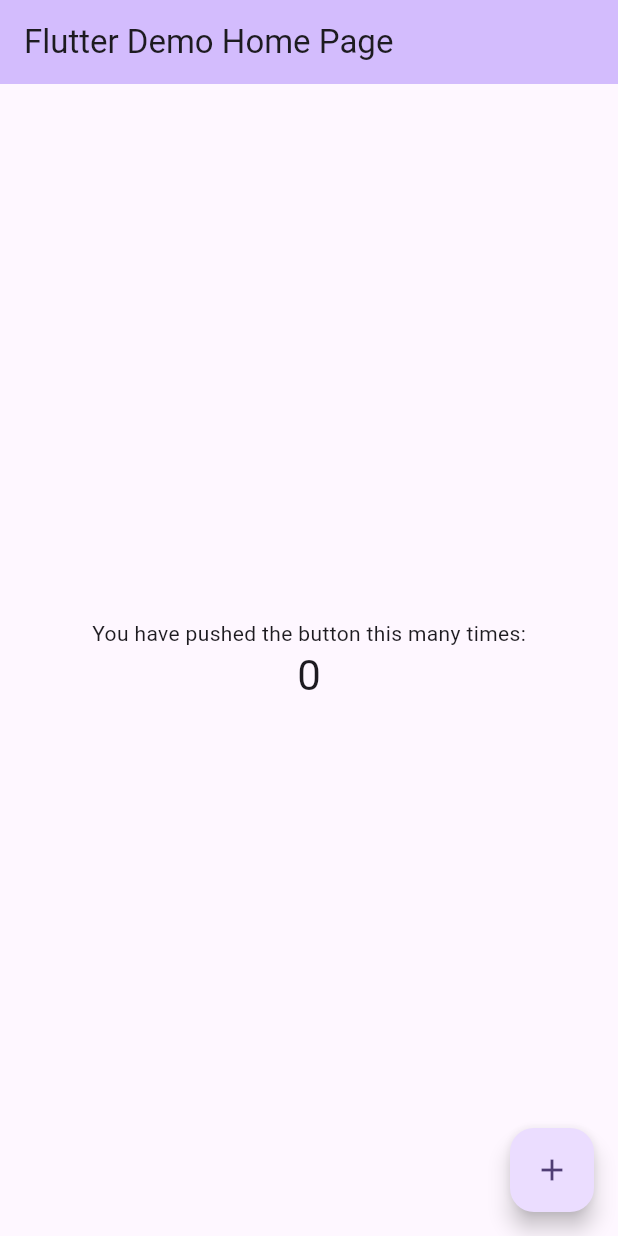
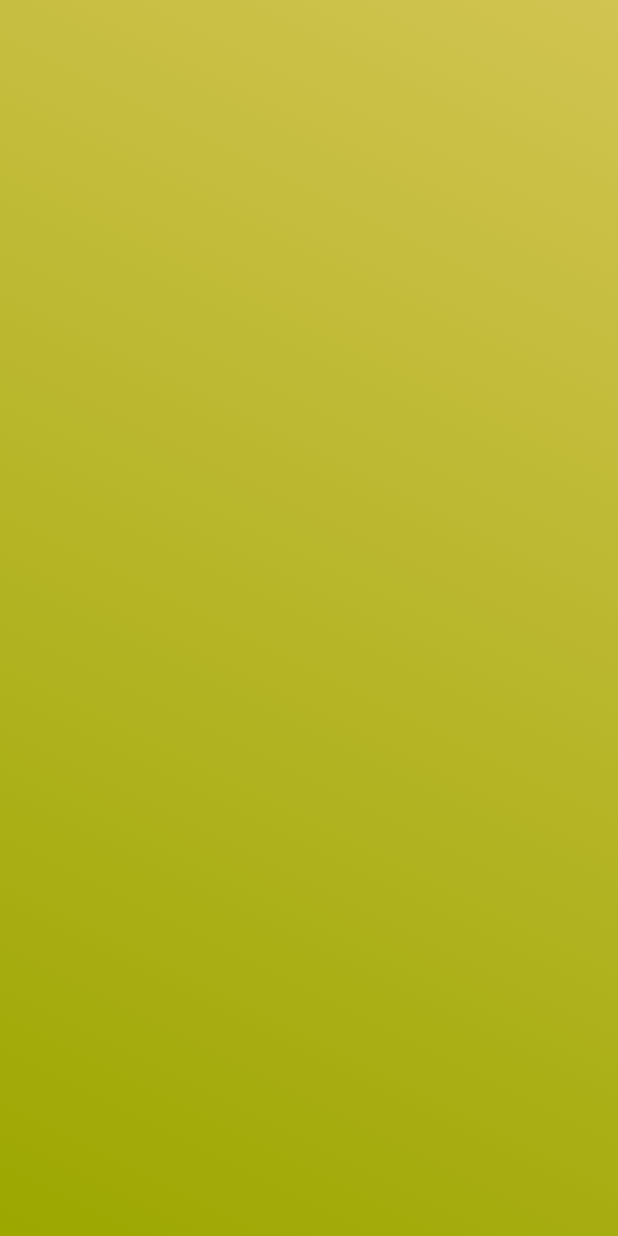
Before and after one commit to Codebox124/Opay_clone-UI, a Flutter app: the screen it shows after launch, on a phone screen of 412 x 824 dp. Run offline on Flutter 3.47's test engine with Material 2 defaults, Android fonts, the phone set to English and light mode, and no system bars.

Commit message:
added onboardScreen

```diff
--- a/lib/main.dart
+++ b/lib/main.dart
@@ -1,125 +1,23 @@
 import 'package:flutter/material.dart';
+import 'package:nexuz/screens/onboard_screen.dart';
 
 void main() {
   runApp(const MyApp());
 }
 
-class MyApp extends StatelessWidget {
+class MyApp extends StatefulWidget {
   const MyApp({super.key});
 
-  // This widget is the root of your application.
+  @override
+  State<MyApp> createState() => _MyAppState();
+}
+
+class _MyAppState extends State<MyApp> {
   @override
   Widget build(BuildContext context) {
-    return MaterialApp(
-      title: 'Flutter Demo',
-      theme: ThemeData(
-        // This is the theme of your application.
-        //
-        // TRY THIS: Try running your application with "flutter run". You'll see
-        // the application has a blue toolbar. Then, without quitting the app,
-        // try changing the seedColor in the colorScheme below to Colors.green
-        // and then invoke "hot reload" (save your changes or press the "hot
-        // reload" button in a Flutter-supported IDE, or press "r" if you used
-        // the command line to start the app).
-        //
-        // Notice that the counter didn't reset back to zero; the application
-        // state is not lost during the reload. To reset the state, use hot
-        // restart instead.
-        //
-        // This works for code too, not just values: Most code changes can be
-        // tested with just a hot reload.
-        colorScheme: ColorScheme.fromSeed(seedColor: Colors.deepPurple),
-        useMaterial3: true,
-      ),
-      home: const MyHomePage(title: 'Flutter Demo Home Page'),
+    return const MaterialApp(
+      debugShowCheckedModeBanner: false,
+      home: OnboardScreen(),
     );
   }
 }
-
-class MyHomePage extends StatefulWidget {
-  const MyHomePage({super.key, required this.title});
-
-  // This widget is the home page of your application. It is stateful, meaning
-  // that it has a State object (defined below) that contains fields that affect
-  // how it looks.
-
-  // This class is the configuration for the state. It holds the values (in this
-  // case the title) provided by the parent (in this case the App widget) and
-  // used by the build method of the State. Fields in a Widget subclass are
-  // always marked "final".
-
-  final String title;
-
-  @override
-  State<MyHomePage> createState() => _MyHomePageState();
-}
-
-class _MyHomePageState extends State<MyHomePage> {
-  int _counter = 0;
-
-  void _incrementCounter() {
-    setState(() {
-      // This call to setState tells the Flutter framework that something has
-      // changed in this State, which causes it to rerun the build method below
-      // so that the display can reflect the updated values. If we changed
-      // _counter without calling setState(), then the build method would not be
-      // called again, and so nothing would appear to happen.
-      _counter++;
-    });
-  }
-
-  @override
-  Widget build(BuildContext context) {
-    // This method is rerun every time setState is called, for instance as done
-    // by the _incrementCounter method above.
-    //
-    // The Flutter framework has been optimized to make rerunning build methods
-    // fast, so that you can just rebuild anything that needs updating rather
-    // than having to individually change instances of widgets.
-    return Scaffold(
-      appBar: AppBar(
-        // TRY THIS: Try changing the color here to a specific color (to
-        // Colors.amber, perhaps?) and trigger a hot reload to see the AppBar
-        // change color while the other colors stay the same.
-        backgroundColor: Theme.of(context).colorScheme.inversePrimary,
-        // Here we take the value from the MyHomePage object that was created by
-        // the App.build method, and use it to set our appbar title.
-        title: Text(widget.title),
-      ),
-      body: Center(
-        // Center is a layout widget. It takes a single child and positions it
-        // in the middle of the parent.
-        child: Column(
-          // Column is also a layout widget. It takes a list of children and
-          // arranges them vertically. By default, it sizes itself to fit its
-          // children horizontally, and tries to be as tall as its parent.
-          //
-          // Column has various properties to control how it sizes itself and
-          // how it positions its children. Here we use mainAxisAlignment to
-          // center the children vertically; the main axis here is the vertical
-          // axis because Columns are vertical (the cross axis would be
-          // horizontal).
-          //
-          // TRY THIS: Invoke "debug painting" (choose the "Toggle Debug Paint"
-          // action in the IDE, or press "p" in the console), to see the
-          // wireframe for each widget.
-          mainAxisAlignment: MainAxisAlignment.center,
-          children: <Widget>[
-            const Text(
-              'You have pushed the button this many times:',
-            ),
-            Text(
-              '$_counter',
-              style: Theme.of(context).textTheme.headlineMedium,
-            ),
-          ],
-        ),
-      ),
-      floatingActionButton: FloatingActionButton(
-        onPressed: _incrementCounter,
-        tooltip: 'Increment',
-        child: const Icon(Icons.add),
-      ), // This trailing comma makes auto-formatting nicer for build methods.
-    );
-  }
-}
--- /dev/null
+++ b/lib/screens/onboard_screen.dart
@@ -0,0 +1,31 @@
+import 'package:flutter/material.dart';
+
+class OnboardScreen extends StatefulWidget {
+  const OnboardScreen({super.key});
+
+  @override
+  State<OnboardScreen> createState() => _OnboardScreenState();
+}
+
+class _OnboardScreenState extends State<OnboardScreen> {
+  @override
+  Widget build(BuildContext context) {
+    return Scaffold(
+      body: Container(
+        width: double.infinity,
+        height: double.infinity,
+        decoration: BoxDecoration(
+            gradient: LinearGradient(
+              colors: [
+                const Color.fromARGB(255, 209, 196, 81),
+                Color.fromARGB(255, 156, 167, 0)
+
+              ],
+
+          begin: Alignment.topRight,
+          end: Alignment.bottomLeft,
+        )),
+      ),
+    );
+  }
+}
```
